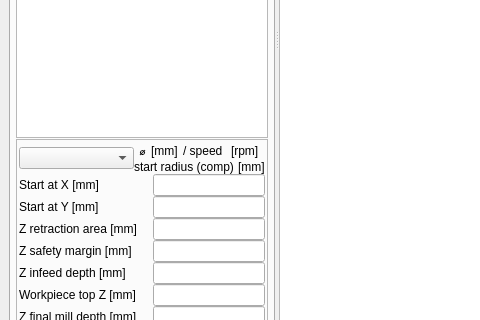
Before: the Qt Designer form source/dxf2gcode_pyQt4_ui/dxf2gcode_pyQt4_ui.ui in joco-nz/dxf2gcode-plasma, drawn with Qt 5; both pictures show x 0 to 480 and y 344 to 664 of the 1146 by 895 pixel window.
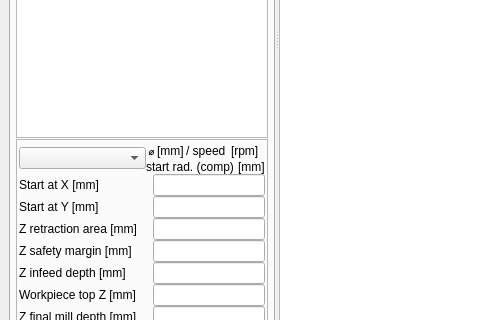
After: the same form once the commit is applied. The open tabs and pages were chosen to show the change. Icons and pictures are not drawn. Custom widgets are drawn as their Qt base class.

Commit message: Titlebar updated (added icon, new title, and added file location); removed statustip coordination; resized default window

```diff
--- a/source/dxf2gcode_pyQt4_ui/dxf2gcode_pyQt4_ui.ui
+++ b/source/dxf2gcode_pyQt4_ui/dxf2gcode_pyQt4_ui.ui
@@ -360,7 +360,7 @@
                      </sizepolicy>
                     </property>
                     <property name="text">
-                     <string>start radius (comp) </string>
+                     <string>start rad. (comp) </string>
                     </property>
                    </widget>
                   </item>
```
The commit also changes 7 other files.
